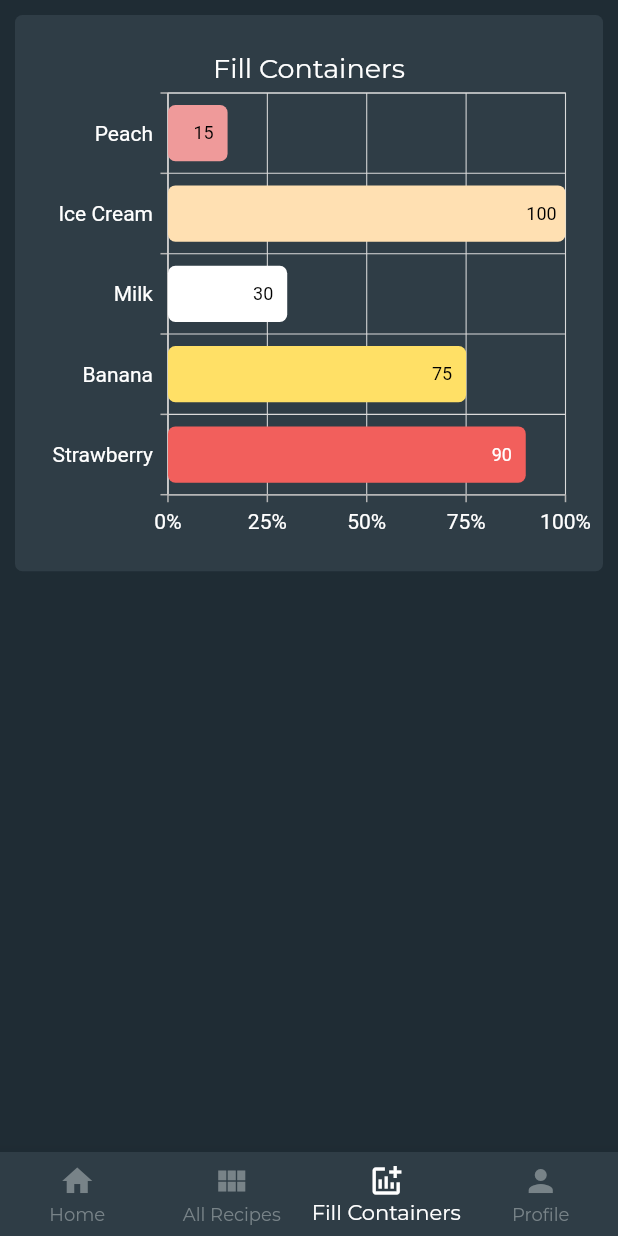
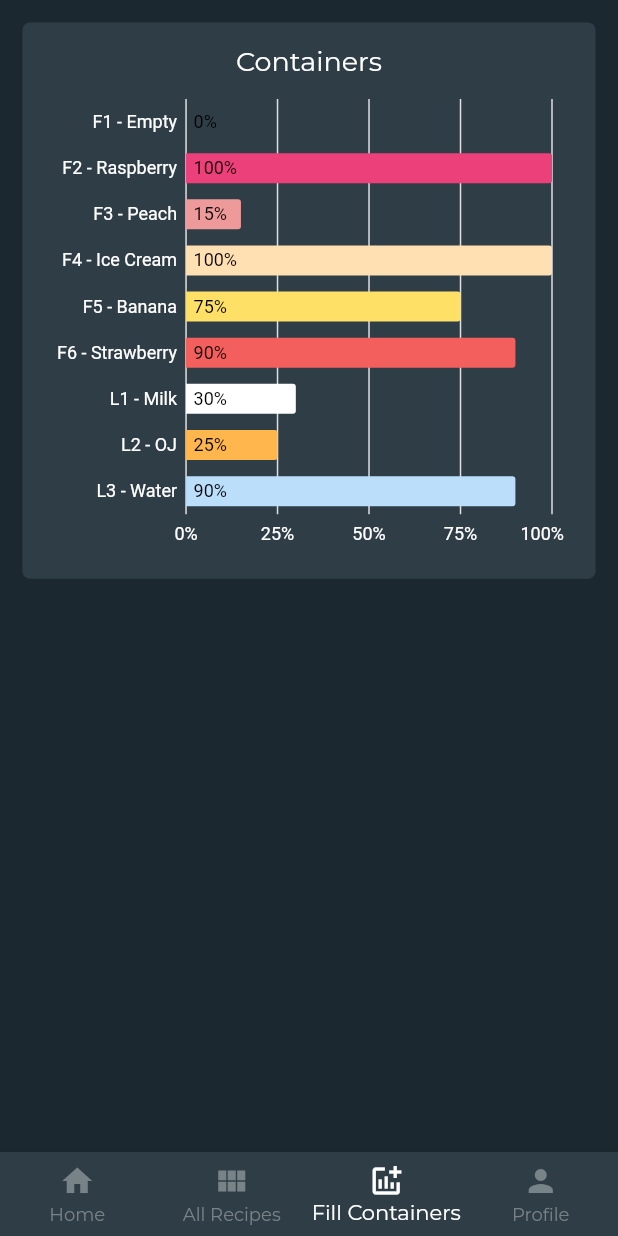
Before and after one commit to IanKirkham/BlenderHut, a Flutter app: the screen it shows after launch, after a tap on "Magic Button", after a tap on "Containers", on a phone screen of 412 x 824 dp. Run offline on Flutter 3.47's test engine with Material 2 defaults, Android fonts, the phone set to English and light mode, and no system bars; our stand-ins replace carousel_slider, charts_flutter, dots_indicator, flutter_spinkit, google_fonts, syncfusion_flutter_charts and 1 more; missing offline and left inert: syncfusion_flutter_core.

Commit message:
Updated Implementation of Graph

```diff
--- a/lib/app.dart
+++ b/lib/app.dart
@@ -1,4 +1,5 @@
 import 'package:blenderapp/widgets/tab_item.dart';
+import 'package:flutter/cupertino.dart';
 import 'package:flutter/material.dart';
 import 'screens/fill/fill.dart';
 import 'screens/home/home.dart';
@@ -8,9 +9,6 @@ import 'screens/recipe_list/recipe_list.dart';
 GlobalKey navBarGlobalKey = GlobalKey(debugLabel: 'bottomAppBar');
 
 class App extends StatefulWidget {
-  //GlobalKey navBarGlobalKey;
-  //App(this.navBarGlobalKey);
-
   @override
   _AppState createState() => _AppState();
 }
@@ -51,10 +49,10 @@ class _AppState extends State<App> {
     ),
   ];
 
-  PageController pageController = PageController(
-    initialPage: 0,
-    keepPage: true,
-  );
+  // PageController pageController = PageController(
+  //   initialPage: 0,
+  //   keepPage: true,
+  // );
 
   @override
   Widget build(BuildContext context) {
@@ -144,7 +142,7 @@ class _AppState extends State<App> {
 
   Widget _buildIndexedPageFlow(TabItem tabItem) => Navigator(
         key: tabItem.navigatorKey,
-        onGenerateRoute: (settings) => MaterialPageRoute(
+        onGenerateRoute: (settings) => CupertinoPageRoute(
           settings: settings,
           builder: (context) => tabItem.page,
         ),
--- a/lib/main.dart
+++ b/lib/main.dart
@@ -5,8 +5,6 @@ import 'screens/splash/splash.dart';
 void main() {
   runApp(Main());
 }
-
-//GlobalKey navBarGlobalKey = GlobalKey(debugLabel: 'bottomAppBar');
 
 class Main extends StatefulWidget {
   @override
@@ -17,7 +15,6 @@ class _MainState extends State<Main> {
   @override
   Widget build(BuildContext context) {
     return MaterialApp(
-      //home: SplashScreen(navBarGlobalKey),
       home: SplashScreen(),
       theme: _theme(),
     );
--- a/lib/screens/fill/fill.dart
+++ b/lib/screens/fill/fill.dart
@@ -1,23 +1,21 @@
 import 'package:blenderapp/widgets/containerGraph.dart';
+import 'package:blenderapp/widgets/horizontalBarLabelChart.dart';
 import 'package:flutter/material.dart';
 import 'package:syncfusion_flutter_core/theme.dart';
 import 'package:syncfusion_flutter_sliders/sliders.dart';
 
-class Fill extends StatefulWidget {
-  @override
-  _FillState createState() => _FillState();
-}
-
-class _FillState extends State<Fill> {
+class Fill extends StatelessWidget {
   @override
   Widget build(BuildContext context) {
     return SafeArea(
       child: Column(
         children: [
-          ContainerGraph(this._sliderPopup),
+          //ContainerGraph(_sliderPopup),
+          HorizontalBarLabelChart(_sliderPopup),
         ],
       ),
     );
+  }
 }
 
 Future<int> _sliderPopup(context, ingredientData) async {
@@ -35,7 +33,7 @@ class _FillState extends State<Fill> {
     context: context,
     builder: (BuildContext bc) {
       return Container(
-          height: MediaQuery.of(context).size.height * 0.45,
+        height: MediaQuery.of(context).size.height * 0.4,
         child: Column(
           mainAxisAlignment: MainAxisAlignment.spaceEvenly,
           children: [
@@ -51,8 +49,7 @@ class _FillState extends State<Fill> {
               builder: (context, setState) {
                 return SfSliderTheme(
                   data: SfSliderThemeData(
-                      activeTrackHeight:
-                          MediaQuery.of(context).size.height / 15,
+                    activeTrackHeight: MediaQuery.of(context).size.height / 15,
                     inactiveTrackHeight:
                         MediaQuery.of(context).size.height / 15,
                     thumbRadius: 0.0,
@@ -116,4 +113,3 @@ class _FillState extends State<Fill> {
   );
   return res;
 }
-}
--- a/lib/screens/home/home.dart
+++ b/lib/screens/home/home.dart
@@ -1,11 +1,9 @@
 import 'package:blenderapp/app.dart';
-import 'package:blenderapp/screens/fill/fill.dart';
 import 'package:blenderapp/widgets/containerGraph.dart';
+import 'package:blenderapp/widgets/horizontalBarLabelChart.dart';
 import 'package:carousel_slider/carousel_slider.dart';
 import 'package:dots_indicator/dots_indicator.dart';
 import 'package:flutter/material.dart';
-
-import '../../main.dart';
 
 class Home extends StatefulWidget {
   @override
@@ -47,7 +45,7 @@ class _HomeState extends State<Home> {
                       navBarGlobalKey.currentWidget;
                   navBar.onTap(2);
                 },
-                child: ContainerGraph(null)),
+                child: HorizontalBarLabelChart(null)), //ContainerGraph(null)),
             Column(
               crossAxisAlignment: CrossAxisAlignment.start,
               children: [
@@ -124,7 +122,7 @@ class _HomeState extends State<Home> {
   }
 }
 
-// TODO: make this dynamic by getting recipe objects from API, list of Recipe view widgets?
+// make this dynamic by getting recipe objects from API, list of Recipe view widgets?
 List<Widget> getFavorites(context) {
   List<Widget> list = [];
 
--- a/lib/screens/login/login.dart
+++ b/lib/screens/login/login.dart
@@ -1,5 +1,6 @@
 import 'package:blenderapp/widgets/buttonWidget.dart';
 import 'package:blenderapp/widgets/textFieldWidget.dart';
+import 'package:flutter/cupertino.dart';
 import 'package:flutter/material.dart';
 import 'package:google_fonts/google_fonts.dart';
 import '../../app.dart';
@@ -90,7 +91,7 @@ class _LoginState extends State<Login> {
                           // add validation and checking with the api
                           // if successful:
                           Navigator.of(context).pushReplacement(
-                            MaterialPageRoute(
+                            CupertinoPageRoute(
                               builder: (BuildContext context) =>
                                   //App(widget.navBarGlobalKey),
                                   App(),
--- a/lib/screens/recipe_list/recipe_list.dart
+++ b/lib/screens/recipe_list/recipe_list.dart
@@ -1,9 +1,7 @@
-import 'package:blenderapp/custom_icons_icons.dart';
 import 'package:blenderapp/screens/recipe_builder/recipe_builder.dart';
-import 'package:blenderapp/screens/recipe_detail/recipe_detail.dart';
 import 'package:blenderapp/screens/recipe_list/recipe_tile.dart';
+import 'package:flutter/cupertino.dart';
 import 'package:flutter/material.dart';
-import 'package:google_fonts/google_fonts.dart';
 
 class RecipeList extends StatefulWidget {
   @override
@@ -83,7 +81,7 @@ class _RecipeListState extends State<RecipeList> {
                 onPressed: () {
                   Navigator.push(
                     context,
-                    MaterialPageRoute(
+                    CupertinoPageRoute(
                       builder: (context) => RecipeBuilder(),
                     ),
                   );
--- a/lib/screens/recipe_list/recipe_tile.dart
+++ b/lib/screens/recipe_list/recipe_tile.dart
@@ -1,6 +1,7 @@
 import 'package:blenderapp/custom_icons_icons.dart';
 import 'package:blenderapp/screens/recipe_builder/recipe_builder.dart';
 import 'package:blenderapp/screens/recipe_detail/recipe_detail.dart';
+import 'package:flutter/cupertino.dart';
 import 'package:flutter/material.dart';
 import 'package:google_fonts/google_fonts.dart';
 
@@ -24,7 +25,7 @@ class _RecipeTileState extends State<RecipeTile> {
       onTap: () {
         Navigator.push(
           context,
-          MaterialPageRoute(
+          CupertinoPageRoute(
             builder: (context) => RecipeDetail(widget._recipes[widget.index]),
           ),
         );
@@ -72,7 +73,7 @@ class _RecipeTileState extends State<RecipeTile> {
                     onTap: () {
                       Navigator.push(
                         context,
-                        MaterialPageRoute(
+                        CupertinoPageRoute(
                           builder: (context) =>
                               RecipeBuilder(title: "Recipe ${widget.index}"),
                         ),
--- a/lib/screens/splash/splash.dart
+++ b/lib/screens/splash/splash.dart
@@ -1,6 +1,5 @@
-import 'dart:ui';
-
 import 'package:blenderapp/screens/login/login.dart';
+import 'package:flutter/cupertino.dart';
 import 'package:flutter/material.dart';
 import 'package:flutter_spinkit/flutter_spinkit.dart';
 import 'package:google_fonts/google_fonts.dart';
@@ -34,7 +33,7 @@ class _SplashScreenState extends State<SplashScreen> {
 
   void _navigateToHome() {
     Navigator.of(context).pushReplacement(
-      MaterialPageRoute(
+      CupertinoPageRoute(
         builder: (BuildContext context) => App(), //App(widget.navBarGlobalKey),
       ),
     );
@@ -42,7 +41,7 @@ class _SplashScreenState extends State<SplashScreen> {
 
   void _navigateToLogin() {
     Navigator.of(context).pushReplacement(
-      MaterialPageRoute(
+      CupertinoPageRoute(
         builder: (BuildContext context) =>
             Login(), //Login(widget.navBarGlobalKey),
       ),
--- a/lib/widgets/containerGraph.dart
+++ b/lib/widgets/containerGraph.dart
@@ -12,16 +12,20 @@ class ContainerGraph extends StatefulWidget {
 
 class _ContainerGraphState extends State<ContainerGraph> {
   List<ContainerData> data = [
-    ContainerData('Strawberry', 90, Color(0xfff25f5c)),
-    ContainerData('Banana', 75, Color(0xffffe066)),
-    ContainerData('Milk', 30, Colors.white),
-    ContainerData('Ice Cream', 100, Colors.orange[100]),
-    ContainerData('Peach', 15, Colors.red[200]),
+    ContainerData('L3 - Water', 90, Colors.blue[100]),
+    ContainerData('L2 - OJ', 25, Colors.orange[300]),
+    ContainerData('L1 - Milk', 30, Colors.white),
+    ContainerData('F6 - Strawberry', 90, Color(0xfff25f5c)),
+    ContainerData('F5 - Banana', 75, Color(0xffffe066)),
+    ContainerData('F4 - Ice Cream', 100, Colors.orange[100]),
+    ContainerData('F3 - Peach', 15, Colors.red[200]),
+    ContainerData('F2 - Raspberry', 100, Colors.pink[400]),
+    ContainerData('F1 - Empty', 0, Colors.transparent),
   ];
 
   var _selectedIndex;
 
-  void _selectionChanged(args) {}
+  // void _selectionChanged(args) {}
 
   @override
   Widget build(BuildContext context) {
--- /dev/null
+++ b/lib/widgets/horizontalBarLabelChart.dart
@@ -0,0 +1,137 @@
+import 'package:flutter/material.dart';
+import 'package:blenderapp/models/containerData.dart';
+import 'package:charts_flutter/flutter.dart' as charts;
+
+class HorizontalBarLabelChart extends StatefulWidget {
+  //final List<charts.Series> seriesList;
+  final Function(BuildContext, ContainerData) onBarSelected;
+  HorizontalBarLabelChart(this.onBarSelected);
+
+  @override
+  _HorizontalBarLabelChartState createState() =>
+      _HorizontalBarLabelChartState();
+}
+
+class _HorizontalBarLabelChartState extends State<HorizontalBarLabelChart> {
+  final List<ContainerData> data = [
+    ContainerData('F1 - Empty', 0, Colors.transparent),
+    ContainerData('F2 - Raspberry', 100, Colors.pink[400]),
+    ContainerData('F3 - Peach', 15, Colors.red[200]),
+    ContainerData('F4 - Ice Cream', 100, Colors.orange[100]),
+    ContainerData('F5 - Banana', 75, Color(0xffffe066)),
+    ContainerData('F6 - Strawberry', 90, Color(0xfff25f5c)),
+    ContainerData('L1 - Milk', 30, Colors.white),
+    ContainerData('L2 - OJ', 25, Colors.orange[300]),
+    ContainerData('L3 - Water', 90, Colors.blue[100]),
+  ];
+
+  @override
+  Widget build(BuildContext context) {
+    final List<charts.Series> seriesList = _createSeriesData();
+
+    return Container(
+      height: MediaQuery.of(context).size.height * 0.45,
+      width: MediaQuery.of(context).size.width,
+      padding: EdgeInsets.all(15),
+      margin: EdgeInsets.all(15),
+      decoration: BoxDecoration(
+        borderRadius: BorderRadius.circular(5),
+        color: Color(0xFF2F3D46), //Colors.blueGrey[800],
+      ),
+      child: Column(
+        children: [
+          Text("Containers"),
+          Expanded(
+            child: charts.BarChart(
+              seriesList,
+              animate: true,
+              vertical: false,
+              selectionModels: [
+                charts.SelectionModelConfig(
+                  changedListener: (model) async {
+                    if (widget.onBarSelected != null) {
+                      if (model.hasDatumSelection) {
+                        print(
+                            "Color is: ${model.selectedSeries[0].colorFn(model.selectedDatum[0].index)}");
+                        print(
+                            "Selected index: ${model.selectedDatum[0].index}");
+                        print(
+                            "Value of selection: ${model.selectedSeries[0].measureFn(model.selectedDatum[0].index)}");
+                        int res = await widget.onBarSelected(
+                            context, data[model.selectedDatum[0].index]);
+                        print("Modal sheet closed with value: $res");
+                        if (res != null) {
+                          setState(() {
+                            data[model.selectedDatum[0].index].amount = res;
+                          });
+                        }
+                      }
+                    }
+                  },
+                ),
+              ],
+              // Set a bar label decorator.
+              // Example configuring different styles for inside/outside:
+              //       barRendererDecorator: new charts.BarLabelDecorator(
+              //          insideLabelStyleSpec: new charts.TextStyleSpec(...),
+              //          outsideLabelStyleSpec: new charts.TextStyleSpec(...)),
+              barRendererDecorator: new charts.BarLabelDecorator<String>(
+                labelPosition: charts.BarLabelPosition.auto,
+                labelAnchor: charts.BarLabelAnchor.end,
+                insideLabelStyleSpec: charts.TextStyleSpec(
+                  color: charts.ColorUtil.fromDartColor(Colors.black),
+                ),
+              ),
+              domainAxis: charts.OrdinalAxisSpec(
+                renderSpec: charts.GridlineRendererSpec(
+                  lineStyle: charts.LineStyleSpec(
+                    color: charts.ColorUtil.fromDartColor(Colors.transparent),
+                  ),
+                  labelStyle: charts.TextStyleSpec(
+                    color: charts.ColorUtil.fromDartColor(Colors.white),
+                  ),
+                ),
+              ),
+              primaryMeasureAxis: charts.NumericAxisSpec(
+                tickProviderSpec: charts.BasicNumericTickProviderSpec(
+                  desiredTickCount: 5,
+                ),
+                tickFormatterSpec: charts.BasicNumericTickFormatterSpec(
+                  (num value) => '${value.toInt()}%',
+                ),
+                renderSpec: charts.GridlineRendererSpec(
+                  labelStyle: charts.TextStyleSpec(
+                    color: charts.ColorUtil.fromDartColor(Colors.white),
+                  ),
+                ),
+              ),
+              // defaultRenderer: new charts.BarRendererConfig(
+              //   cornerStrategy: charts.ConstCornerStrategy(5),
+              // ),
+            ),
+          ),
+        ],
+      ),
+    );
+  }
+
+  List<charts.Series<ContainerData, String>> _createSeriesData() {
+    return [
+      charts.Series<ContainerData, String>(
+        id: 'Containers',
+        domainFn: (ContainerData container, _) => container.ingredient,
+        measureFn: (ContainerData container, _) => container.amount,
+        colorFn: (ContainerData container, _) =>
+            charts.ColorUtil.fromDartColor(container.color),
+        data: this.data,
+        // Set a label accessor to control the text of the bar label.
+        labelAccessorFn: (ContainerData container, _) =>
+            '${container.amount.toString()}%',
+        // insideLabelStyleAccessorFn: (ContainerData container, _) =>
+        //     charts.TextStyleSpec(
+        //   color: charts.ColorUtil.fromDartColor(Colors.white),
+        // ),
+      )
+    ];
+  }
+}
--- a/pubspec.yaml
+++ b/pubspec.yaml
@@ -31,6 +31,7 @@ dependencies:
   google_fonts: ^1.1.1
   http: ^0.12.2
   dots_indicator: ^1.2.0
+  charts_flutter: ^0.9.0
 
   # The following adds the Cupertino Icons font to your application.
   # Use with the CupertinoIcons class for iOS style icons.
```
Also changed, not shown: lib/screens/recipe_builder/ingredient_tile.dart (+23 -4 lines), lib/screens/recipe_builder/recipe_builder.dart (+13 -2 lines), pubspec.lock. Lines whose indentation alone changed are shown as unchanged.
